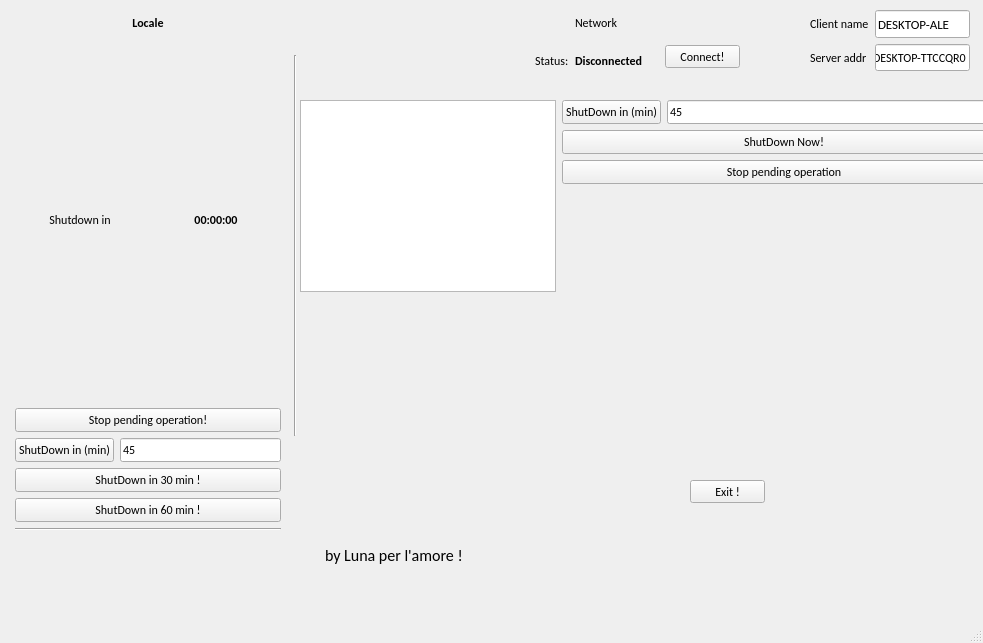
Qt form shutdown.ui (repka3/houseManager) before a commit.
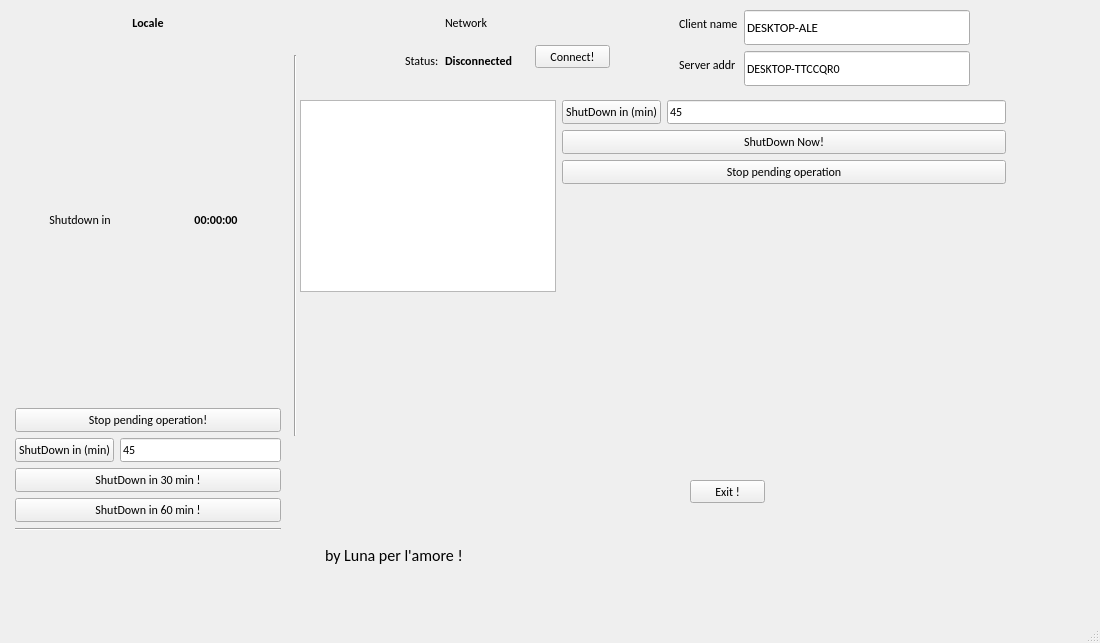
The same form after that commit.

```diff
--- a/shutdown.ui
+++ b/shutdown.ui
@@ -6,7 +6,7 @@
    <rect>
     <x>0</x>
     <y>0</y>
-    <width>983</width>
+    <width>1100</width>
     <height>643</height>
    </rect>
   </property>
@@ -18,7 +18,7 @@
   </property>
   <property name="minimumSize">
    <size>
-    <width>730</width>
+    <width>1050</width>
     <height>450</height>
    </size>
   </property>
@@ -66,7 +66,7 @@
    <widget class="QLabel" name="label">
     <property name="geometry">
      <rect>
-      <x>575</x>
+      <x>445</x>
       <y>15</y>
       <width>51</width>
       <height>16</height>
@@ -84,7 +84,7 @@
    <widget class="QLabel" name="label_5">
     <property name="geometry">
      <rect>
-      <x>535</x>
+      <x>405</x>
       <y>50</y>
       <width>41</width>
       <height>21</height>
@@ -102,7 +102,7 @@
    <widget class="QLabel" name="label_status">
     <property name="geometry">
      <rect>
-      <x>575</x>
+      <x>445</x>
       <y>50</y>
       <width>81</width>
       <height>21</height>
@@ -122,7 +122,7 @@
    <widget class="QPushButton" name="pushButton_connect">
     <property name="geometry">
      <rect>
-      <x>665</x>
+      <x>535</x>
       <y>45</y>
       <width>75</width>
       <height>23</height>
@@ -408,10 +408,10 @@
    <widget class="QWidget" name="formLayoutWidget_3">
     <property name="geometry">
      <rect>
-      <x>810</x>
+      <x>679</x>
       <y>10</y>
-      <width>160</width>
-      <height>61</height>
+      <width>291</width>
+      <height>76</height>
      </rect>
     </property>
     <layout class="QFormLayout" name="formLayout_3">
```
Left out of the diff: 2 changed lines with no effect on the pictures.
